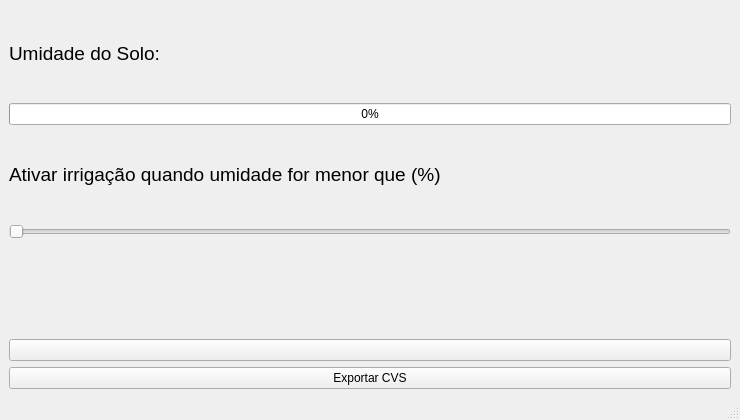
The window that mainwindow.ui (CiceroPizutti/auto_irriga) describes before a commit, drawn with Qt 5.
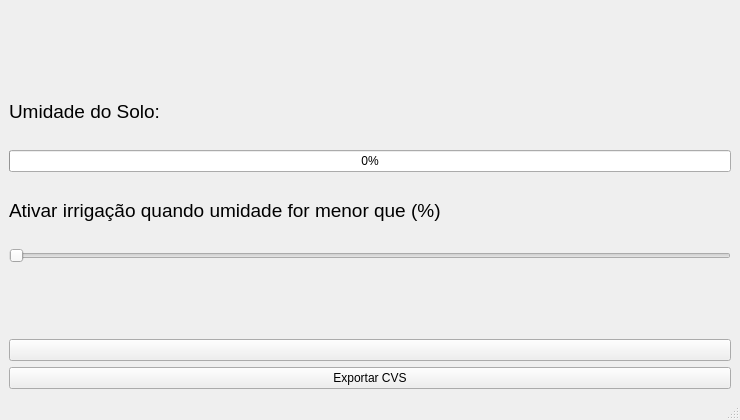
The same window after the commit.

```diff
--- a/mainwindow.ui
+++ b/mainwindow.ui
@@ -21,6 +21,13 @@
   </property>
   <widget class="QWidget" name="centralwidget">
    <layout class="QVBoxLayout" name="verticalLayout">
+    <item>
+     <widget class="QLabel" name="clima_label">
+      <property name="text">
+       <string/>
+      </property>
+     </widget>
+    </item>
     <item>
      <widget class="QLabel" name="umidade_label">
       <property name="font">
```
